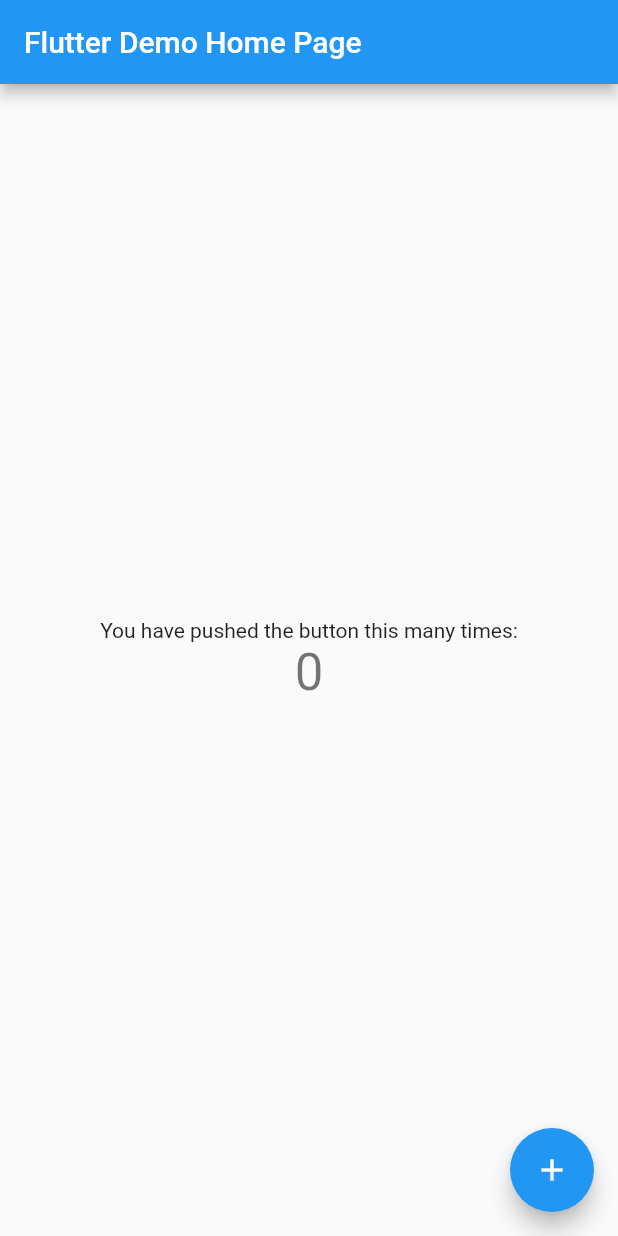
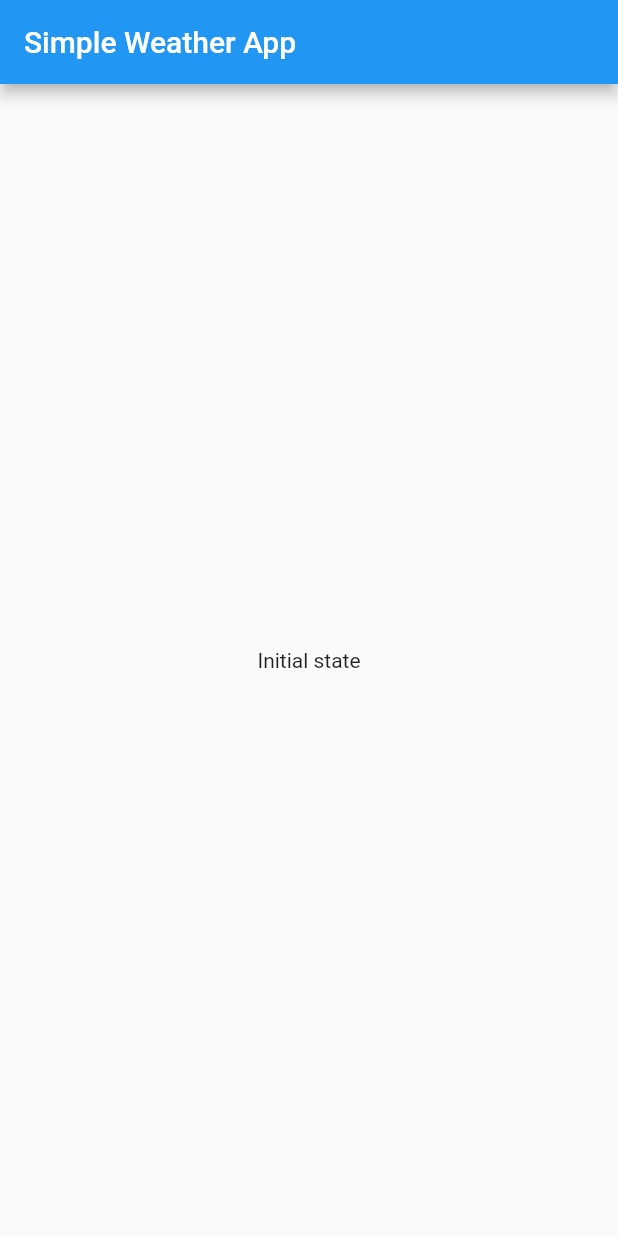
Before and after one commit to chinapoopoo/flutter_weather_app, a Flutter app: the screen it shows after launch, on a phone screen of 412 x 824 dp. Run offline on Flutter 3.47's test engine with Material 2 defaults, Android fonts, the phone set to English and light mode, and no system bars.

Commit message:
[UPDATE] Initial State

```diff
--- a/lib/main.dart
+++ b/lib/main.dart
@@ -3,39 +3,20 @@ import 'package:flutter/material.dart';
 void main() => runApp(MyApp());
 
 class MyApp extends StatelessWidget {
-  // This widget is the root of your application.
   @override
   Widget build(BuildContext context) {
     return MaterialApp(
-      title: 'Flutter Demo',
+      title: 'Simple Weather App',
       theme: ThemeData(
-        // This is the theme of your application.
-        //
-        // Try running your application with "flutter run". You'll see the
-        // application has a blue toolbar. Then, without quitting the app, try
-        // changing the primarySwatch below to Colors.green and then invoke
-        // "hot reload" (press "r" in the console where you ran "flutter run",
-        // or simply save your changes to "hot reload" in a Flutter IDE).
-        // Notice that the counter didn't reset back to zero; the application
-        // is not restarted.
         primarySwatch: Colors.blue,
       ),
-      home: MyHomePage(title: 'Flutter Demo Home Page'),
+      home: MyHomePage(title: 'Simple Weather App'),
     );
   }
 }
 
 class MyHomePage extends StatefulWidget {
   MyHomePage({Key key, this.title}) : super(key: key);
-
-  // This widget is the home page of your application. It is stateful, meaning
-  // that it has a State object (defined below) that contains fields that affect
-  // how it looks.
-
-  // This class is the configuration for the state. It holds the values (in this
-  // case the title) provided by the parent (in this case the App widget) and
-  // used by the build method of the State. Fields in a Widget subclass are
-  // always marked "final".
 
   final String title;
 
@@ -44,68 +25,16 @@ class MyHomePage extends StatefulWidget {
 }
 
 class _MyHomePageState extends State<MyHomePage> {
-  int _counter = 0;
-
-  void _incrementCounter() {
-    setState(() {
-      // This call to setState tells the Flutter framework that something has
-      // changed in this State, which causes it to rerun the build method below
-      // so that the display can reflect the updated values. If we changed
-      // _counter without calling setState(), then the build method would not be
-      // called again, and so nothing would appear to happen.
-      _counter++;
-    });
-  }
-
   @override
   Widget build(BuildContext context) {
-    // This method is rerun every time setState is called, for instance as done
-    // by the _incrementCounter method above.
-    //
-    // The Flutter framework has been optimized to make rerunning build methods
-    // fast, so that you can just rebuild anything that needs updating rather
-    // than having to individually change instances of widgets.
     return Scaffold(
       appBar: AppBar(
-        // Here we take the value from the MyHomePage object that was created by
-        // the App.build method, and use it to set our appbar title.
         title: Text(widget.title),
       ),
       body: Center(
-        // Center is a layout widget. It takes a single child and positions it
-        // in the middle of the parent.
-        child: Column(
-          // Column is also a layout widget. It takes a list of children and
-          // arranges them vertically. By default, it sizes itself to fit its
-          // children horizontally, and tries to be as tall as its parent.
-          //
-          // Invoke "debug painting" (press "p" in the console, choose the
-          // "Toggle Debug Paint" action from the Flutter Inspector in Android
-          // Studio, or the "Toggle Debug Paint" command in Visual Studio Code)
-          // to see the wireframe for each widget.
-          //
-          // Column has various properties to control how it sizes itself and
-          // how it positions its children. Here we use mainAxisAlignment to
-          // center the children vertically; the main axis here is the vertical
-          // axis because Columns are vertical (the cross axis would be
-          // horizontal).
-          mainAxisAlignment: MainAxisAlignment.center,
-          children: <Widget>[
-            Text(
-              'You have pushed the button this many times:',
-            ),
-            Text(
-              '$_counter',
-              style: Theme.of(context).textTheme.display1,
-            ),
-          ],
-        ),
-      ),
-      floatingActionButton: FloatingActionButton(
-        onPressed: _incrementCounter,
-        tooltip: 'Increment',
-        child: Icon(Icons.add),
-      ), // This trailing comma makes auto-formatting nicer for build methods.
+          child: Text(
+        'Initial state',
+      )),
     );
   }
 }
```
